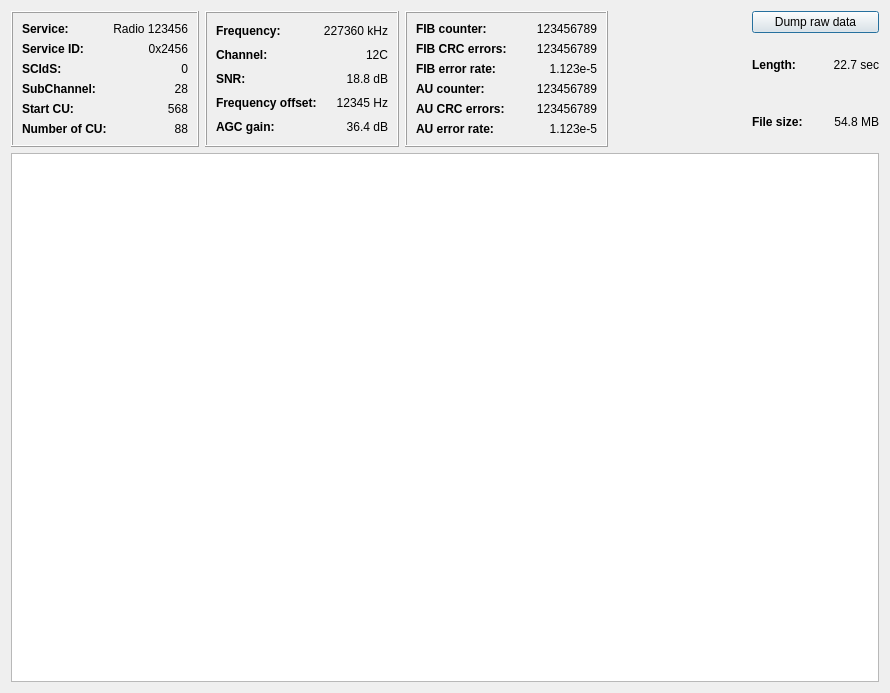
Before: the Qt Designer form gui/ensembleinfodialog.ui in KejPi/AbracaDABra, drawn with Qt 5.
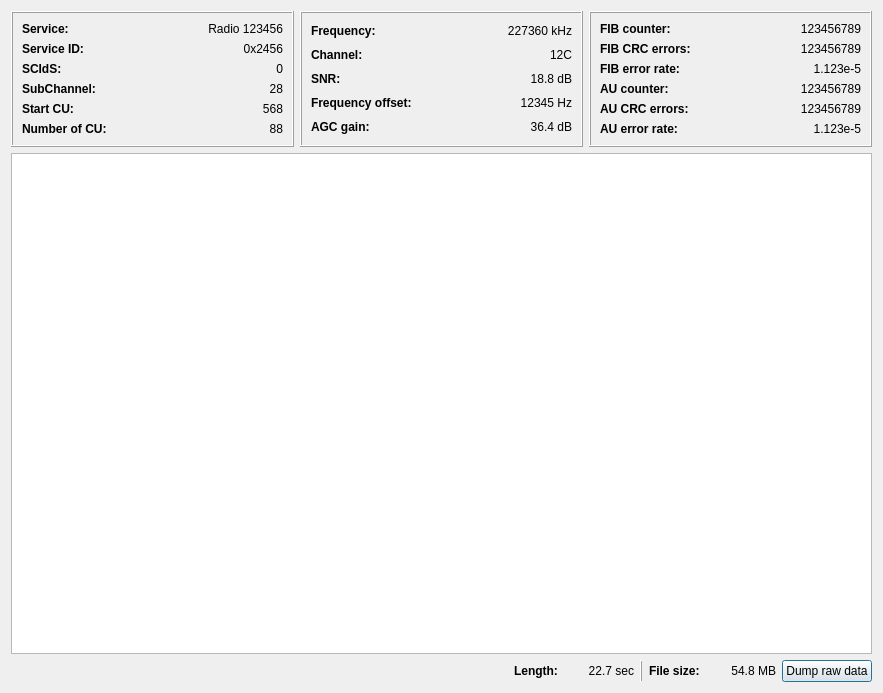
After: the same form once the commit is applied.

Commit message: Ensemble dialog redesigned, dump button is down

Diff of the .ui file:
```diff
--- a/gui/ensembleinfodialog.ui
+++ b/gui/ensembleinfodialog.ui
@@ -6,16 +6,16 @@
    <rect>
     <x>0</x>
     <y>0</y>
-    <width>890</width>
+    <width>883</width>
     <height>693</height>
    </rect>
   </property>
   <property name="windowTitle">
    <string>Ensemble Information</string>
   </property>
-  <layout class="QGridLayout" name="gridLayout_4">
-   <item row="0" column="0">
-    <layout class="QHBoxLayout" name="horizontalLayout">
+  <layout class="QVBoxLayout" name="verticalLayout">
+   <item>
+    <layout class="QHBoxLayout" name="horizontalLayout_18">
      <item>
       <widget class="QFrame" name="FIBframe_2">
        <property name="frameShape">
@@ -24,42 +24,10 @@
        <property name="frameShadow">
         <enum>QFrame::Raised</enum>
        </property>
-       <layout class="QGridLayout" name="gridLayout_5">
-        <item row="0" column="1">
-         <widget class="QLabel" name="service">
-          <property name="text">
-           <string>Radio 123456</string>
-          </property>
-          <property name="alignment">
-           <set>Qt::AlignRight|Qt::AlignTrailing|Qt::AlignVCenter</set>
-          </property>
-         </widget>
-        </item>
-        <item row="3" column="0">
-         <widget class="QLabel" name="subChannelLabel">
-          <property name="font">
-           <font>
-            <bold>true</bold>
-           </font>
-          </property>
-          <property name="text">
-           <string>SubChannel:</string>
-          </property>
-         </widget>
-        </item>
-        <item row="4" column="0">
-         <widget class="QLabel" name="startCULabel">
-          <property name="font">
-           <font>
-            <bold>true</bold>
-           </font>
-          </property>
-          <property name="text">
-           <string>Start CU:</string>
-          </property>
-         </widget>
-        </item>
-        <item row="0" column="0">
+       <layout class="QVBoxLayout" name="verticalLayout_2">
+        <item>
+         <layout class="QHBoxLayout" name="horizontalLayout_2">
+          <item>
          <widget class="QLabel" name="serviceLabel">
           <property name="font">
            <font>
@@ -71,59 +39,21 @@
           </property>
          </widget>
         </item>
-        <item row="1" column="1">
-         <widget class="QLabel" name="serviceID">
+          <item>
+           <widget class="QLabel" name="service">
           <property name="text">
-           <string>0x2456</string>
+             <string>Radio 123456</string>
           </property>
           <property name="alignment">
            <set>Qt::AlignRight|Qt::AlignTrailing|Qt::AlignVCenter</set>
           </property>
          </widget>
         </item>
-        <item row="5" column="1">
-         <widget class="QLabel" name="numCU">
-          <property name="text">
-           <string>88</string>
-          </property>
-          <property name="alignment">
-           <set>Qt::AlignRight|Qt::AlignTrailing|Qt::AlignVCenter</set>
-          </property>
-         </widget>
+         </layout>
         </item>
-        <item row="5" column="0">
-         <widget class="QLabel" name="numCULabel">
-          <property name="font">
-           <font>
-            <bold>true</bold>
-           </font>
-          </property>
-          <property name="text">
-           <string>Number of CU:</string>
-          </property>
-         </widget>
-        </item>
-        <item row="4" column="1">
-         <widget class="QLabel" name="startCU">
-          <property name="text">
-           <string>568</string>
-          </property>
-          <property name="alignment">
-           <set>Qt::AlignRight|Qt::AlignTrailing|Qt::AlignVCenter</set>
-          </property>
-         </widget>
-        </item>
-        <item row="3" column="1">
-         <widget class="QLabel" name="subChannel">
-          <property name="text">
-           <string>28</string>
-          </property>
-          <property name="alignment">
-           <set>Qt::AlignRight|Qt::AlignTrailing|Qt::AlignVCenter</set>
-          </property>
-         </widget>
-        </item>
-        <item row="1" column="0">
+        <item>
+         <layout class="QHBoxLayout" name="horizontalLayout_3">
+          <item>
          <widget class="QLabel" name="serviceIdLabel">
           <property name="font">
            <font>
@@ -135,7 +65,21 @@
           </property>
          </widget>
         </item>
-        <item row="2" column="0">
+          <item>
+           <widget class="QLabel" name="serviceID">
+            <property name="text">
+             <string>0x2456</string>
+            </property>
+            <property name="alignment">
+             <set>Qt::AlignRight|Qt::AlignTrailing|Qt::AlignVCenter</set>
+            </property>
+           </widget>
+          </item>
+         </layout>
+        </item>
+        <item>
+         <layout class="QHBoxLayout" name="horizontalLayout_4">
+          <item>
          <widget class="QLabel" name="scidsLabel">
           <property name="font">
            <font>
@@ -147,7 +91,7 @@
           </property>
          </widget>
         </item>
-        <item row="2" column="1">
+          <item>
          <widget class="QLabel" name="scids">
           <property name="text">
            <string>0</string>
@@ -158,6 +102,86 @@
          </widget>
         </item>
        </layout>
+        </item>
+        <item>
+         <layout class="QHBoxLayout" name="horizontalLayout_5">
+          <item>
+           <widget class="QLabel" name="subChannelLabel">
+            <property name="font">
+             <font>
+              <bold>true</bold>
+             </font>
+            </property>
+            <property name="text">
+             <string>SubChannel:</string>
+            </property>
+           </widget>
+          </item>
+          <item>
+           <widget class="QLabel" name="subChannel">
+            <property name="text">
+             <string>28</string>
+            </property>
+            <property name="alignment">
+             <set>Qt::AlignRight|Qt::AlignTrailing|Qt::AlignVCenter</set>
+            </property>
+           </widget>
+          </item>
+         </layout>
+        </item>
+        <item>
+         <layout class="QHBoxLayout" name="horizontalLayout_6">
+          <item>
+           <widget class="QLabel" name="startCULabel">
+            <property name="font">
+             <font>
+              <bold>true</bold>
+             </font>
+            </property>
+            <property name="text">
+             <string>Start CU:</string>
+            </property>
+           </widget>
+          </item>
+          <item>
+           <widget class="QLabel" name="startCU">
+            <property name="text">
+             <string>568</string>
+            </property>
+            <property name="alignment">
+             <set>Qt::AlignRight|Qt::AlignTrailing|Qt::AlignVCenter</set>
+            </property>
+           </widget>
+          </item>
+         </layout>
+        </item>
+        <item>
+         <layout class="QHBoxLayout" name="horizontalLayout_7">
+          <item>
+           <widget class="QLabel" name="numCULabel">
+            <property name="font">
+             <font>
+              <bold>true</bold>
+             </font>
+            </property>
+            <property name="text">
+             <string>Number of CU:</string>
+            </property>
+           </widget>
+          </item>
+          <item>
+           <widget class="QLabel" name="numCU">
+            <property name="text">
+             <string>88</string>
+            </property>
+            <property name="alignment">
+             <set>Qt::AlignRight|Qt::AlignTrailing|Qt::AlignVCenter</set>
+            </property>
+           </widget>
+          </item>
+         </layout>
+        </item>
+       </layout>
       </widget>
      </item>
      <item>
@@ -168,8 +192,10 @@
        <property name="frameShadow">
         <enum>QFrame::Raised</enum>
        </property>
-       <layout class="QGridLayout" name="gridLayout">
-        <item row="0" column="0">
+       <layout class="QVBoxLayout" name="verticalLayout_3">
+        <item>
+         <layout class="QHBoxLayout" name="horizontalLayout">
+          <item>
          <widget class="QLabel" name="freqLabel">
           <property name="font">
            <font>
@@ -181,7 +207,7 @@
           </property>
          </widget>
         </item>
-        <item row="0" column="1">
+          <item>
          <widget class="QLabel" name="freq">
           <property name="text">
            <string>227360 kHz</string>
@@ -191,7 +217,11 @@
           </property>
          </widget>
         </item>
-        <item row="1" column="0">
+         </layout>
+        </item>
+        <item>
+         <layout class="QHBoxLayout" name="horizontalLayout_8">
+          <item>
          <widget class="QLabel" name="channelLabel">
           <property name="font">
            <font>
@@ -203,7 +233,7 @@
           </property>
          </widget>
         </item>
-        <item row="1" column="1">
+          <item>
          <widget class="QLabel" name="channel">
           <property name="text">
            <string>12C</string>
@@ -213,7 +243,11 @@
           </property>
          </widget>
         </item>
-        <item row="2" column="0">
+         </layout>
+        </item>
+        <item>
+         <layout class="QHBoxLayout" name="horizontalLayout_9">
+          <item>
          <widget class="QLabel" name="snrLabel">
           <property name="font">
            <font>
@@ -225,7 +259,7 @@
           </property>
          </widget>
         </item>
-        <item row="2" column="1">
+          <item>
          <widget class="QLabel" name="snr">
           <property name="text">
            <string>18.8 dB</string>
@@ -235,7 +269,11 @@
           </property>
          </widget>
         </item>
-        <item row="3" column="0">
+         </layout>
+        </item>
+        <item>
+         <layout class="QHBoxLayout" name="horizontalLayout_10">
+          <item>
          <widget class="QLabel" name="freqOffsetLabel">
           <property name="font">
            <font>
@@ -247,7 +285,7 @@
           </property>
          </widget>
         </item>
-        <item row="3" column="1">
+          <item>
          <widget class="QLabel" name="freqOffset">
           <property name="text">
            <string>12345 Hz</string>
@@ -257,7 +295,11 @@
           </property>
          </widget>
         </item>
-        <item row="4" column="0">
+         </layout>
+        </item>
+        <item>
+         <layout class="QHBoxLayout" name="horizontalLayout_11">
+          <item>
          <widget class="QLabel" name="agcGainLabel">
           <property name="font">
            <font>
@@ -269,7 +311,7 @@
           </property>
          </widget>
         </item>
-        <item row="4" column="1">
+          <item>
          <widget class="QLabel" name="agcGain">
           <property name="text">
            <string>36.4 dB</string>
@@ -280,16 +322,8 @@
          </widget>
         </item>
        </layout>
-       <zorder>snr</zorder>
-       <zorder>freqOffset</zorder>
-       <zorder>agcGainLabel</zorder>
-       <zorder>agcGain</zorder>
-       <zorder>snrLabel</zorder>
-       <zorder>freqLabel</zorder>
-       <zorder>channelLabel</zorder>
-       <zorder>freq</zorder>
-       <zorder>channel</zorder>
-       <zorder>freqOffsetLabel</zorder>
+        </item>
+       </layout>
       </widget>
      </item>
      <item>
@@ -300,8 +334,10 @@
        <property name="frameShadow">
         <enum>QFrame::Raised</enum>
        </property>
-       <layout class="QGridLayout" name="gridLayout_2">
-        <item row="0" column="0">
+       <layout class="QVBoxLayout" name="verticalLayout_4">
+        <item>
+         <layout class="QHBoxLayout" name="horizontalLayout_12">
+          <item>
          <widget class="QLabel" name="fibCountLabel">
           <property name="font">
            <font>
@@ -313,14 +349,8 @@
           </property>
          </widget>
         </item>
-        <item row="0" column="2">
+          <item>
          <widget class="QLabel" name="fibCount">
-          <property name="minimumSize">
-           <size>
-            <width>80</width>
-            <height>0</height>
-           </size>
-          </property>
           <property name="text">
            <string>123456789</string>
           </property>
@@ -329,7 +359,11 @@
           </property>
          </widget>
         </item>
-        <item row="1" column="0" colspan="2">
+         </layout>
+        </item>
+        <item>
+         <layout class="QHBoxLayout" name="horizontalLayout_13">
+          <item>
          <widget class="QLabel" name="fibErrCountLabel">
           <property name="font">
            <font>
@@ -341,7 +375,7 @@
           </property>
          </widget>
         </item>
-        <item row="1" column="2">
+          <item>
          <widget class="QLabel" name="fibErrCount">
           <property name="text">
            <string>123456789</string>
@@ -351,7 +385,11 @@
           </property>
          </widget>
         </item>
-        <item row="2" column="0">
+         </layout>
+        </item>
+        <item>
+         <layout class="QHBoxLayout" name="horizontalLayout_14">
+          <item>
          <widget class="QLabel" name="fibErrRateLabel">
           <property name="font">
            <font>
@@ -363,7 +401,7 @@
           </property>
          </widget>
         </item>
-        <item row="2" column="2">
+          <item>
          <widget class="QLabel" name="fibErrRate">
           <property name="text">
            <string>1.123e-5</string>
@@ -373,7 +411,11 @@
           </property>
          </widget>
         </item>
-        <item row="3" column="0">
+         </layout>
+        </item>
+        <item>
+         <layout class="QHBoxLayout" name="horizontalLayout_15">
+          <item>
          <widget class="QLabel" name="crcCountLabel">
           <property name="font">
            <font>
@@ -385,14 +427,8 @@
           </property>
          </widget>
         </item>
-        <item row="3" column="1" colspan="2">
+          <item>
          <widget class="QLabel" name="crcCount">
-          <property name="minimumSize">
-           <size>
-            <width>80</width>
-            <height>0</height>
-           </size>
-          </property>
           <property name="text">
            <string>123456789</string>
           </property>
@@ -401,7 +437,11 @@
           </property>
          </widget>
         </item>
-        <item row="4" column="0">
+         </layout>
+        </item>
+        <item>
+         <layout class="QHBoxLayout" name="horizontalLayout_16">
+          <item>
          <widget class="QLabel" name="crcErrCountLabel">
           <property name="font">
            <font>
@@ -413,7 +453,7 @@
           </property>
          </widget>
         </item>
-        <item row="4" column="2">
+          <item>
          <widget class="QLabel" name="crcErrCount">
           <property name="text">
            <string>123456789</string>
@@ -423,7 +463,11 @@
           </property>
          </widget>
         </item>
-        <item row="5" column="0">
+         </layout>
+        </item>
+        <item>
+         <layout class="QHBoxLayout" name="horizontalLayout_17">
+          <item>
          <widget class="QLabel" name="crcErrRateLabel">
           <property name="font">
            <font>
@@ -435,7 +479,7 @@
           </property>
          </widget>
         </item>
-        <item row="5" column="2">
+          <item>
          <widget class="QLabel" name="crcErrRate">
           <property name="text">
            <string>1.123e-5</string>
@@ -446,8 +490,35 @@
          </widget>
         </item>
        </layout>
+        </item>
+       </layout>
       </widget>
      </item>
+    </layout>
+   </item>
+   <item>
+    <widget class="QTextEdit" name="ensStructureTextEdit">
+     <property name="minimumSize">
+      <size>
+       <width>700</width>
+       <height>400</height>
+      </size>
+     </property>
+     <property name="sizeAdjustPolicy">
+      <enum>QAbstractScrollArea::AdjustToContents</enum>
+     </property>
+     <property name="lineWrapMode">
+      <enum>QTextEdit::NoWrap</enum>
+     </property>
+     <property name="readOnly">
+      <bool>true</bool>
+     </property>
+    </widget>
+   </item>
+   <item>
+    <layout class="QHBoxLayout" name="horizontalLayout_21">
+     <item>
+      <layout class="QHBoxLayout" name="horizontalLayout_19">
      <item>
       <spacer name="horizontalSpacer">
        <property name="orientation">
@@ -462,17 +533,6 @@
       </spacer>
      </item>
      <item>
-      <layout class="QVBoxLayout" name="verticalLayout">
-       <item>
-        <widget class="QPushButton" name="dumpButton">
-         <property name="text">
-          <string>Dump raw data</string>
-         </property>
-        </widget>
-       </item>
-       <item>
-        <layout class="QGridLayout" name="gridLayout_3">
-         <item row="0" column="0">
           <widget class="QLabel" name="dumpLengthLabel">
            <property name="font">
             <font>
@@ -484,7 +544,7 @@
            </property>
           </widget>
          </item>
-         <item row="0" column="1">
+       <item>
           <widget class="QLabel" name="dumpLength">
            <property name="minimumSize">
             <size>
@@ -500,7 +560,21 @@
            </property>
           </widget>
          </item>
-         <item row="1" column="0">
+      </layout>
+     </item>
+     <item>
+      <widget class="QFrame" name="dumpVLine">
+       <property name="frameShape">
+        <enum>QFrame::VLine</enum>
+       </property>
+       <property name="frameShadow">
+        <enum>QFrame::Raised</enum>
+       </property>
+      </widget>
+     </item>
+     <item>
+      <layout class="QHBoxLayout" name="horizontalLayout_20">
+       <item>
           <widget class="QLabel" name="dumpSizeLabel">
            <property name="font">
             <font>
@@ -512,7 +586,7 @@
            </property>
           </widget>
          </item>
-         <item row="1" column="1">
+       <item>
           <widget class="QLabel" name="dumpSize">
            <property name="minimumSize">
             <size>
@@ -530,28 +604,14 @@
          </item>
         </layout>
        </item>
-      </layout>
-     </item>
-    </layout>
-   </item>
-   <item row="1" column="0">
-    <widget class="QTextEdit" name="ensStructureTextEdit">
-     <property name="minimumSize">
-      <size>
-       <width>700</width>
-       <height>0</height>
-      </size>
-     </property>
-     <property name="sizeAdjustPolicy">
-      <enum>QAbstractScrollArea::AdjustToContents</enum>
-     </property>
-     <property name="lineWrapMode">
-      <enum>QTextEdit::NoWrap</enum>
-     </property>
-     <property name="readOnly">
-      <bool>true</bool>
-     </property>
-    </widget>
+     <item>
+      <widget class="QPushButton" name="dumpButton">
+       <property name="text">
+        <string>Dump raw data</string>
+       </property>
+      </widget>
+     </item>
+    </layout>
    </item>
   </layout>
  </widget>
```
Lines whose indentation alone changed are shown as unchanged. The commit also changes 2 other files.
